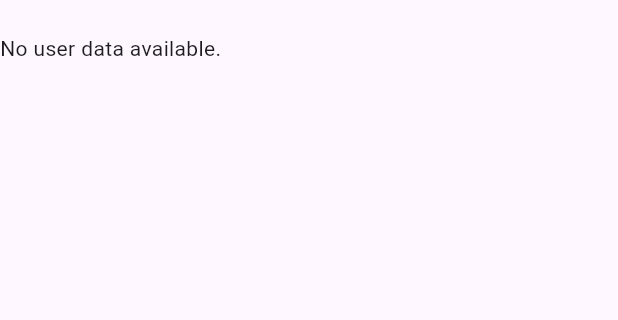
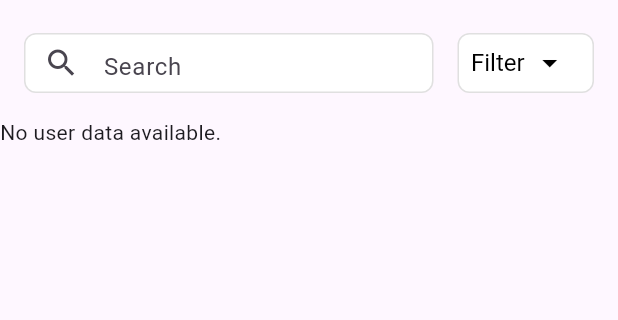
Before and after one commit to Falydra/isuzu, a Flutter app: the HomePage screen opened by its route, on a phone screen of 412 x 824 dp, the part 63-383 px from its top. Run offline on Flutter 3.47's test engine with Material 3 defaults, Android fonts, the phone set to English and light mode, and no system bars; our stand-ins replace file_picker, flutter_datetime_picker_plus, flutter_dotenv, get, get_storage, google_fonts and 1 more; missing offline and left inert: excel; accounts and stored records are empty.

Commit message:
feat: search & filter

```diff
--- a/lib/ui/pages/category.dart
+++ b/lib/ui/pages/category.dart
@@ -6,7 +6,7 @@ import 'package:isuzu/ui/shared/theme.dart';
 class CategoryPage extends StatefulWidget {
   final VoidCallback onDataUpdated;
 
-  const CategoryPage({Key? key, required this.onDataUpdated}) : super(key: key);
+  const CategoryPage({super.key, required this.onDataUpdated});
 
   @override
   State<CategoryPage> createState() => _CategoryPageState();
@@ -18,7 +18,7 @@ class _CategoryPageState extends State<CategoryPage> {
   @override
   Widget build(BuildContext context) {
     return DefaultTabController(
-      length: 2, // Jumlah tab
+      length: 2,
       child: Scaffold(
         appBar: AppBar(
           title: const Text('Kategori Service'),
--- a/lib/ui/pages/detail_user.dart
+++ b/lib/ui/pages/detail_user.dart
@@ -7,7 +7,7 @@ class DetailUser extends StatefulWidget {
   final Map<String, dynamic> userData;
   final VoidCallback onDataUpdated;
 
-  const DetailUser({Key? key, required this.userData, required this.onDataUpdated}) : super(key: key);
+  const DetailUser({super.key, required this.userData, required this.onDataUpdated});
 
   @override
   State<DetailUser> createState() => _DetailUserState();
--- a/lib/ui/pages/home.dart
+++ b/lib/ui/pages/home.dart
@@ -1,3 +1,5 @@
+import 'dart:ui';
+
 import 'package:flutter/material.dart';
 import 'package:intl/intl.dart';
 import 'package:isuzu/ui/pages/detail_user.dart';
@@ -13,6 +15,8 @@ class HomePage extends StatefulWidget {
 
 class _HomePageState extends State<HomePage> {
   late Future<List<dynamic>> userData;
+  TextEditingController searchController = TextEditingController();
+  String? selectedCategory = "Filter";
 
   @override
   void initState() {
@@ -34,8 +38,92 @@ class _HomePageState extends State<HomePage> {
     return Scaffold(
       appBar: AppBar(
         title: const Text('Isuzu Bengkel'),
+        surfaceTintColor: Colors.white,
       ),
-      body: CustomScrollView(
+      body: Column(
+        children: [
+          Padding(
+            padding:
+                const EdgeInsets.symmetric(horizontal: 16.0, vertical: 8.0),
+            child: Row(
+              children: [
+                Expanded(
+                  flex: 3,
+                  child: Container(
+                    height: 40.0,
+                    decoration: BoxDecoration(
+                      color: Colors.white,
+                      borderRadius: BorderRadius.circular(8.0),
+                      border:
+                          Border.all(color: Colors.grey.shade300, width: 1.0),
+                    ),
+                    child: TextField(
+                      controller: searchController,
+                      decoration: const InputDecoration(
+                        hintText: 'Search',
+                        border: InputBorder.none,
+                        prefixIcon: Icon(Icons.search),
+                      ),
+                      style: const TextStyle(fontSize: 16.0),
+                      onChanged: (value) {
+                        setState(() {});
+                      },
+                      onSubmitted: (value) {
+                        setState(() {});
+                      },
+                    ),
+                  ),
+                ),
+                const SizedBox(width: 16.0),
+                Expanded(
+                  flex: 1,
+                  child: Container(
+                    padding: const EdgeInsets.symmetric(horizontal: 8.0),
+                    height: 40.0,
+                    decoration: BoxDecoration(
+                      color: Colors.white,
+                      borderRadius: BorderRadius.circular(8.0),
+                      border:
+                          Border.all(color: Colors.grey.shade300, width: 1.0),
+                    ),
+                    child: DropdownButton<String>(
+                      value: selectedCategory,
+                      onChanged: (String? newValue) {
+                        setState(() {
+                          selectedCategory = newValue;
+                        });
+                      },
+                      style: const TextStyle(
+                        color: Colors.black,
+                        fontSize: 16.0,
+                      ),
+                      icon: const Icon(Icons.arrow_drop_down),
+                      iconEnabledColor: Colors.black,
+                      elevation: 0,
+                      dropdownColor: isuzu50,
+                      underline: const SizedBox(),
+                      items: <String>['Filter', 'Elf', 'Traga', 'Giga']
+                          .map<DropdownMenuItem<String>>((String value) {
+                        return DropdownMenuItem<String>(
+                          value: value,
+                          child: Container(
+                            alignment: Alignment.center,
+                            height: 56.0,
+                            child: Text(
+                              value,
+                              style: const TextStyle(fontSize: 16.0),
+                            ),
+                          ),
+                        );
+                      }).toList(),
+                    ),
+                  ),
+                ),
+              ],
+            ),
+          ),
+          Expanded(
+            child: CustomScrollView(
               slivers: <Widget>[
                 SliverPadding(
                   padding: const EdgeInsets.only(top: 8.0),
@@ -62,17 +150,36 @@ class _HomePageState extends State<HomePage> {
                           );
                         }
 
+                        List<dynamic> filteredUserList = userList.where((user) {
+                          if (selectedCategory == null ||
+                              selectedCategory == 'Filter') {
+                            return true;
+                          } else {
+                            return user['unit'] == selectedCategory;
+                          }
+                        }).toList();
+
+                        if (searchController.text.isNotEmpty) {
+                          filteredUserList = filteredUserList.where((user) {
+                            final name = user['name'].toString().toLowerCase();
+                            final query = searchController.text.toLowerCase();
+                            return name.contains(query);
+                          }).toList();
+                        }
+
                         return SliverList(
                           delegate: SliverChildBuilderDelegate(
                             (context, index) {
-                        final userData = userList[index];
+                              final userData = filteredUserList[index];
                               final name = userData['name'] ?? '';
-                        final lastServiceDate =
-                            DateTime.parse(userData['last_routine_check']);
-                        final dateFormatted = DateFormat('d MMM yyyy').format(
-                            DateTime.parse(userData['last_routine_check']));
-                        final daysSinceLastService =
-                            DateTime.now().difference(lastServiceDate).inDays;
+                              final lastServiceDate = DateTime.parse(
+                                  userData['last_routine_check']);
+                              final dateFormatted = DateFormat('d MMM yyyy')
+                                  .format(DateTime.parse(
+                                      userData['last_routine_check']));
+                              final daysSinceLastService = DateTime.now()
+                                  .difference(lastServiceDate)
+                                  .inDays;
                               final date =
                                   "Terakhir: ${dateFormatted.toString()} ($daysSinceLastService hari)";
                               final phone = userData['phone'];
@@ -107,7 +214,8 @@ class _HomePageState extends State<HomePage> {
                                 title: Text(
                                   name.toString(),
                                   style: const TextStyle(
-                                fontSize: 16, fontWeight: FontWeight.w500),
+                                      fontSize: 16,
+                                      fontWeight: FontWeight.w500),
                                   overflow: TextOverflow.ellipsis,
                                   maxLines: 1,
                                   softWrap: false,
@@ -128,7 +236,8 @@ class _HomePageState extends State<HomePage> {
                                 },
                                 trailing: ElevatedButton(
                                   onPressed: () {
-                              launchWhatsAppUri(name, phone, dateFormatted);
+                                    launchWhatsAppUri(
+                                        name, phone, dateFormatted);
                                   },
                                   style: ElevatedButton.styleFrom(
                                     backgroundColor: isuzu500,
@@ -142,7 +251,7 @@ class _HomePageState extends State<HomePage> {
                                 ),
                               );
                             },
-                      childCount: userList.length,
+                            childCount: filteredUserList.length,
                           ),
                         );
                       }
@@ -151,6 +260,9 @@ class _HomePageState extends State<HomePage> {
                 ),
               ],
             ),
+          ),
+        ],
+      ),
     );
   }
 }
--- a/lib/ui/pages/login.dart
+++ b/lib/ui/pages/login.dart
@@ -1,6 +1,4 @@
-import 'package:flutter/cupertino.dart';
 import 'package:flutter/material.dart';
-import 'package:flutter/widgets.dart';
 import 'package:isuzu/services/auth.dart';
 
 import 'package:isuzu/ui/pages/register.dart';
--- a/lib/ui/pages/user.dart
+++ b/lib/ui/pages/user.dart
@@ -1,5 +1,4 @@
 import 'package:flutter/material.dart';
-import 'package:get_storage/get_storage.dart';
 import 'package:isuzu/services/crud.dart';
 import 'package:isuzu/ui/shared/theme.dart';
 import 'package:flutter_datetime_picker_plus/flutter_datetime_picker_plus.dart'
```
Lines whose indentation alone changed are shown as unchanged.
